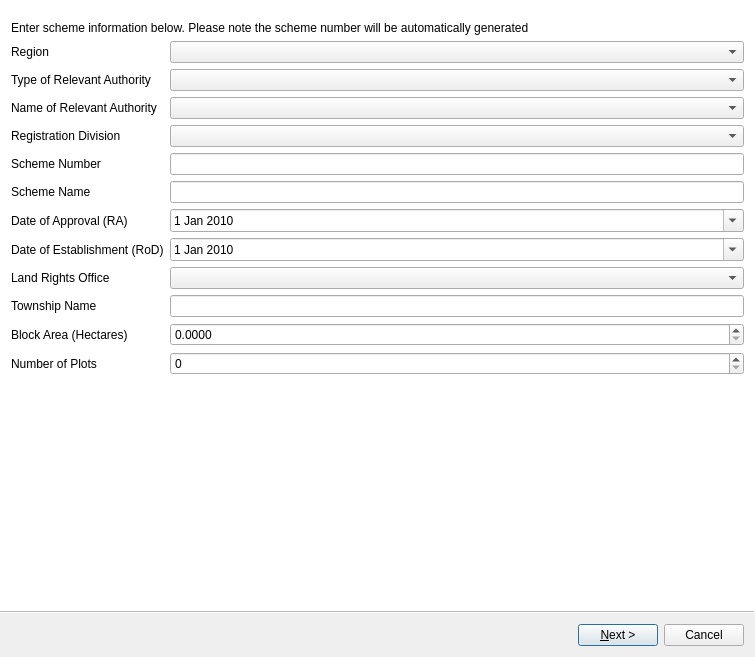
Qt form ui/flts/ui_scheme_lodgement.ui (gltn/stdm) before a commit.
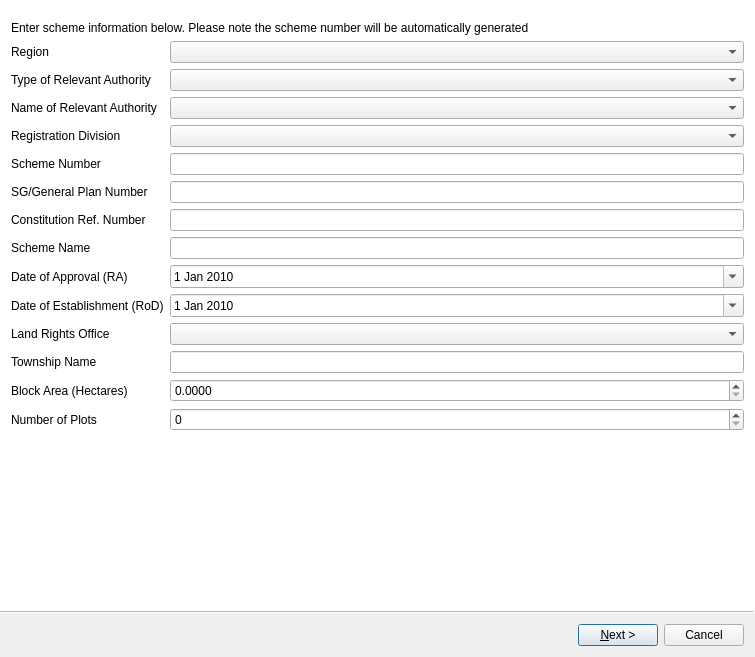
The same form after that commit. Icons and pictures are not drawn. Custom widgets are drawn as their Qt base class.

Commit message: added lodgement field details

What changed in the file:
```diff
--- a/ui/flts/ui_scheme_lodgement.ui
+++ b/ui/flts/ui_scheme_lodgement.ui
@@ -116,23 +116,51 @@
      </widget>
     </item>
     <item row="7" column="0">
+     <widget class="QLabel" name="label_sg_num">
+      <property name="text">
+       <string>SG/General Plan Number</string>
+      </property>
+     </widget>
+    </item>
+    <item row="7" column="1">
+     <widget class="QLineEdit" name="lnedit_sg_num">
+      <property name="readOnly">
+       <bool>false</bool>
+      </property>
+     </widget>
+    </item>
+    <item row="8" column="0">
+     <widget class="QLabel" name="label_const_ref_num">
+      <property name="text">
+       <string>Constitution Ref. Number</string>
+      </property>
+     </widget>
+    </item>
+    <item row="8" column="1">
+     <widget class="QLineEdit" name="lnedit_const_ref_num">
+      <property name="readOnly">
+       <bool>false</bool>
+      </property>
+     </widget>
+    </item>
+    <item row="9" column="0">
      <widget class="QLabel" name="label_schm_name">
       <property name="text">
        <string>Scheme Name</string>
       </property>
      </widget>
     </item>
-    <item row="7" column="1">
+    <item row="9" column="1">
      <widget class="QLineEdit" name="lnedit_schm_nam"/>
     </item>
-    <item row="8" column="0">
+    <item row="10" column="0">
      <widget class="QLabel" name="label_date_apprv">
       <property name="text">
        <string>Date of Approval (RA)</string>
       </property>
      </widget>
     </item>
-    <item row="8" column="1">
+    <item row="10" column="1">
      <widget class="QDateEdit" name="date_apprv">
       <property name="minimumDateTime">
        <datetime>
@@ -156,14 +184,14 @@
       </property>
      </widget>
     </item>
-    <item row="9" column="0">
+    <item row="11" column="0">
      <widget class="QLabel" name="label_date_establish">
       <property name="text">
        <string>Date of Establishment (RoD)</string>
       </property>
      </widget>
     </item>
-    <item row="9" column="1">
+    <item row="11" column="1">
      <widget class="QDateEdit" name="date_establish">
       <property name="minimumDateTime">
        <datetime>
@@ -187,34 +215,34 @@
       </property>
      </widget>
     </item>
-    <item row="10" column="0">
+    <item row="12" column="0">
      <widget class="QLabel" name="label_lro">
       <property name="text">
        <string>Land Rights Office</string>
       </property>
      </widget>
     </item>
-    <item row="10" column="1">
+    <item row="12" column="1">
      <widget class="QComboBox" name="cbx_lro"/>
     </item>
-    <item row="11" column="0">
+    <item row="13" column="0">
      <widget class="QLabel" name="label_twn_name">
       <property name="text">
        <string>Township Name</string>
       </property>
      </widget>
     </item>
-    <item row="11" column="1">
+    <item row="13" column="1">
      <widget class="QLineEdit" name="lnedit_twnshp"/>
     </item>
-    <item row="12" column="0">
+    <item row="14" column="0">
      <widget class="QLabel" name="label_blck_area">
       <property name="text">
        <string>Block Area (Hectares)</string>
       </property>
      </widget>
     </item>
-    <item row="12" column="1">
+    <item row="14" column="1">
      <widget class="QDoubleSpinBox" name="dbl_spinbx_block_area">
       <property name="decimals">
        <number>4</number>
@@ -224,14 +252,14 @@
       </property>
      </widget>
     </item>
-    <item row="13" column="0">
+    <item row="15" column="0">
      <widget class="QLabel" name="label_num_plots">
       <property name="text">
        <string>Number of Plots</string>
       </property>
      </widget>
     </item>
-    <item row="13" column="1">
+    <item row="15" column="1">
      <widget class="QDoubleSpinBox" name="dbl_spinbx_num_plots">
       <property name="decimals">
        <number>0</number>
```
Left out of the diff: 14 changed lines with no effect on the pictures. The commit also changes 5 other files.
